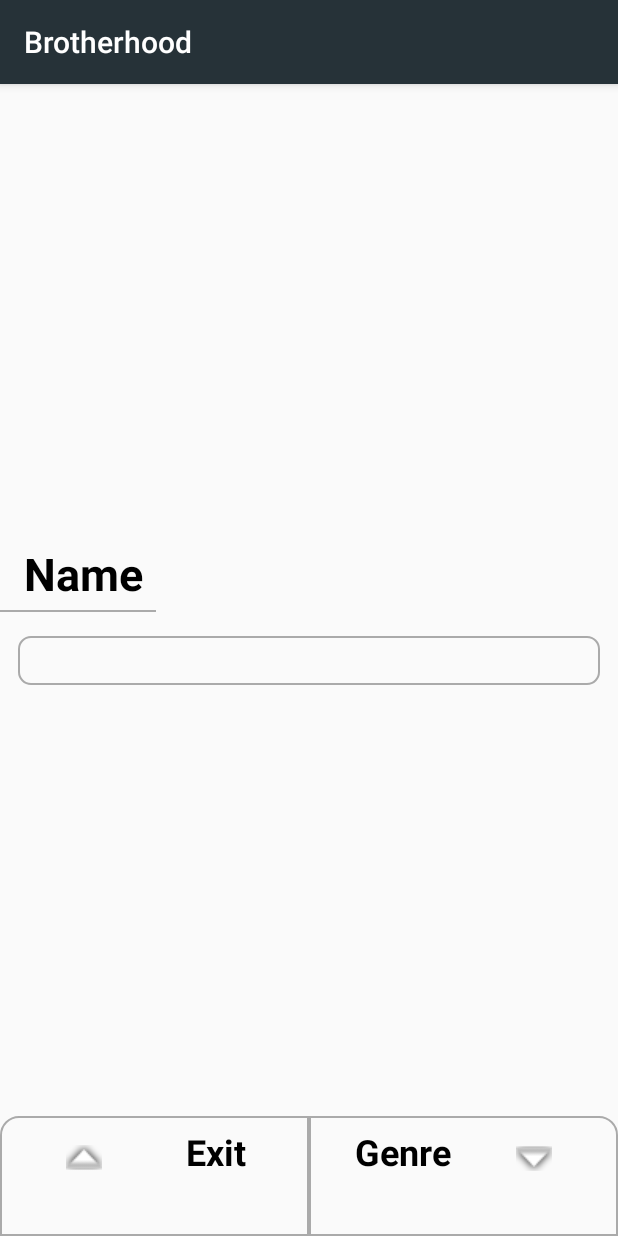
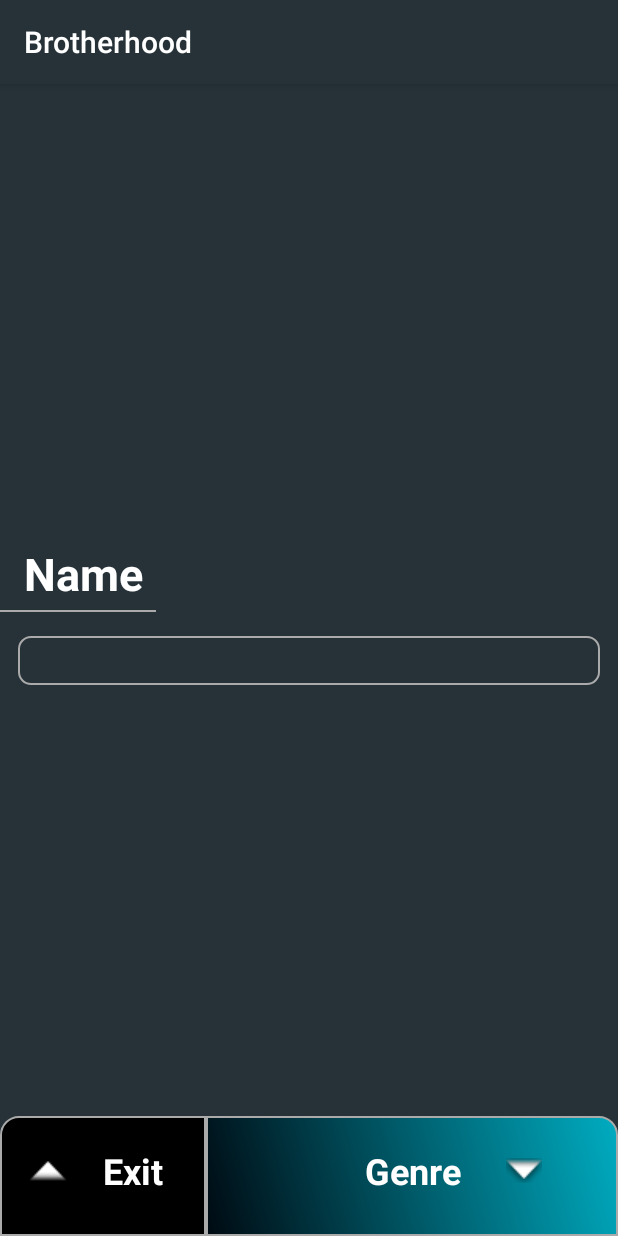
Before and after one commit to sahibdeep07/Cinematic, an Android app: the screen it shows after launch (NameActivity), after a tap on an icon or button, on a phone screen of 412 x 824 dp. Run offline under Robolectric (Android 15) with nearby library versions, the phone set to English and light mode, and no system bars.

Commit message:
code minimised layouts updated

```diff
--- a/app/src/main/AndroidManifest.xml
+++ b/app/src/main/AndroidManifest.xml
@@ -20,7 +20,7 @@
         <activity android:name=".activities.ActorActivity" />
         <activity android:name=".activities.GenreActivity" />
         <activity android:name=".activities.NameActivity" />
-        <activity android:name=".activities.SplashActivity" >
+        <activity android:name=".activities.SplashActivity">
             <intent-filter>
                 <action android:name="android.intent.action.MAIN" />
 
--- a/app/src/main/java/cheema/hardeep/sahibdeep/brotherhood/activities/NameActivity.java
+++ b/app/src/main/java/cheema/hardeep/sahibdeep/brotherhood/activities/NameActivity.java
@@ -21,7 +21,6 @@ public class NameActivity extends AppCompatActivity {
     EditText name;
     TextView genreText;
     ImageView nextImage;
-    String userName = "";
 
     @Override
     protected void onCreate(Bundle savedInstanceState) {
@@ -33,11 +32,10 @@ public class NameActivity extends AppCompatActivity {
         name = findViewById(R.id.nameBox);
         genreText = findViewById(R.id.genreText);
         nextImage = findViewById(R.id.nextImage);
-        name.addTextChangedListener(userNameWatcher);
 
         Toast.makeText(this, SharedPreferenceProvider.getUserName(this), Toast.LENGTH_SHORT).show();
 
-        //click listener
+        //click listeners
 
         exit.setOnClickListener(new View.OnClickListener() {
             @Override
@@ -45,45 +43,20 @@ public class NameActivity extends AppCompatActivity {
                 finish();
             }
         });
-        if (userName.isEmpty()) {
+
             genre.setOnClickListener(new View.OnClickListener() {
                 @Override
                 public void onClick(View v) {
-                    Toast.makeText(NameActivity.this, "Enter Name", Toast.LENGTH_SHORT).show();
+                    if(!name.getText().toString().trim().isEmpty()) {
+                        Intent intent = new Intent(NameActivity.this, GenreActivity.class);
+                        startActivity(intent);
+                        SharedPreferenceProvider.saveUserName(NameActivity.this, name.getText().toString());
+                        Toast.makeText(NameActivity.this, "Saved", Toast.LENGTH_SHORT).show();
+                    }
+                    else{
+                        Toast.makeText(NameActivity.this,  "Please enter your name.", Toast.LENGTH_SHORT).show();
+                    }
                 }
             });
-        }
     }
-
-    TextWatcher userNameWatcher = new TextWatcher() {
-
-        @Override
-        public void beforeTextChanged(CharSequence s, int start, int count, int after) { }
-
-        @Override
-        public void onTextChanged(CharSequence s, int start, int before, int count) {
-            userName = name.getText().toString().trim();
-            if (!userName.isEmpty()) {
-                genre.setOnClickListener(new View.OnClickListener() {
-                    @Override
-                    public void onClick(View v) {
-                        Intent intent = new Intent(NameActivity.this, GenreActivity.class);
-                        startActivity(intent);
-                        SharedPreferenceProvider.saveUserName(NameActivity.this, userName);
-                        Toast.makeText(NameActivity.this, "Saved", Toast.LENGTH_SHORT).show();
-                    }
-                });
-            } else {
-                genre.setOnClickListener(new View.OnClickListener() {
-                    @Override
-                    public void onClick(View v) {
-                        Toast.makeText(NameActivity.this, "Please enter your name", Toast.LENGTH_SHORT).show();
-                    }
-                });
-            }
-        }
-
-        @Override
-        public void afterTextChanged(Editable s) { }
-    };
 }
--- a/app/src/main/res/drawable/curved_top_left.xml
+++ b/app/src/main/res/drawable/curved_top_left.xml
@@ -1,6 +1,6 @@
 <?xml version="1.0" encoding="UTF-8"?>
 <shape xmlns:android="http://schemas.android.com/apk/res/android">
-    <solid android:color="@android:color/transparent"/>
+    <solid android:color="#000000"/>
     <stroke android:width="1dp" android:color="@android:color/darker_gray" />
     <corners android:topLeftRadius="12dp"/>
 </shape>
--- a/app/src/main/res/drawable/curved_top_right.xml
+++ b/app/src/main/res/drawable/curved_top_right.xml
@@ -1,6 +1,14 @@
 <?xml version="1.0" encoding="UTF-8"?>
 <shape xmlns:android="http://schemas.android.com/apk/res/android">
-    <solid android:color="@android:color/transparent"/>
+    <solid android:color="@color/colorPrimary"/>
     <stroke android:width="1dp" android:color="@android:color/darker_gray" />
     <corners android:topRightRadius="12dp"/>
+    <gradient
+        android:type="linear"
+        android:angle="45"
+        android:startColor="@color/colorAccent"
+        android:centerColor="@color/colorPrimaryDark"
+        android:endColor="@color/colorAccent"
+        android:centerX="0"
+     />
 </shape>
--- a/app/src/main/res/layout/activity_name.xml
+++ b/app/src/main/res/layout/activity_name.xml
@@ -6,6 +6,7 @@
     android:layout_height="match_parent"
     android:layout_marginLeft="0dp"
     android:layout_marginRight="0dp"
+    android:background="#263238"
     tools:context=".activities.NameActivity">
 
     <EditText
@@ -17,6 +18,7 @@
         android:background="@drawable/curved_background"
         android:ems="10"
         android:inputType="textPersonName"
+        android:textColor="#FFFFFF"
         android:textSize="24sp"
         app:layout_constraintBottom_toBottomOf="parent"
         app:layout_constraintEnd_toEndOf="parent"
@@ -31,41 +33,12 @@
         android:layout_marginLeft="16dp"
         android:layout_marginBottom="4dp"
         android:text="Name"
-        android:textColor="#000000"
+        android:textColor="#FFFFFF"
         android:textSize="30sp"
         android:textStyle="bold"
         app:layout_constraintBottom_toTopOf="@+id/view"
         app:layout_constraintStart_toStartOf="parent" />
 
-    <TextView
-        android:id="@+id/exitText"
-        android:layout_width="match_parent"
-        android:layout_height="wrap_content"
-        android:layout_marginEnd="124dp"
-        android:layout_marginRight="124dp"
-        android:layout_marginBottom="40dp"
-        android:gravity="center"
-        android:text="Exit"
-        android:textColor="#000000"
-        android:textSize="24sp"
-        android:textStyle="bold"
-        app:layout_constraintBottom_toBottomOf="parent"
-        app:layout_constraintEnd_toEndOf="parent" />
-
-    <TextView
-        android:id="@+id/genreText"
-        android:layout_width="match_parent"
-        android:layout_height="wrap_content"
-        android:layout_marginStart="124dp"
-        android:layout_marginLeft="124dp"
-        android:layout_marginBottom="40dp"
-        android:gravity="center"
-        android:text="Genre"
-        android:textColor="#000000"
-        android:textSize="24sp"
-        android:textStyle="bold"
-        app:layout_constraintBottom_toBottomOf="parent"
-        app:layout_constraintStart_toStartOf="parent" />
 
     <View
         android:id="@+id/view"
@@ -76,29 +49,6 @@
         app:layout_constraintBottom_toTopOf="@+id/nameBox"
         app:layout_constraintStart_toStartOf="parent" />
 
-    <ImageView
-        android:id="@+id/nextImage"
-        android:layout_width="24dp"
-        android:layout_height="24dp"
-        android:layout_marginEnd="44dp"
-        android:layout_marginRight="44dp"
-        android:layout_marginBottom="40dp"
-        app:layout_constraintBottom_toBottomOf="parent"
-        app:layout_constraintEnd_toEndOf="parent"
-        app:srcCompat="@android:drawable/arrow_down_float" />
-
-    <ImageView
-        android:id="@+id/exitImage"
-        android:layout_width="24dp"
-        android:layout_height="24dp"
-        android:layout_marginStart="44dp"
-        android:layout_marginLeft="44dp"
-        android:layout_marginBottom="40dp"
-        app:layout_constraintBottom_toBottomOf="parent"
-        app:layout_constraintStart_toStartOf="parent"
-        app:srcCompat="@android:drawable/arrow_up_float" />
-
-
     <LinearLayout
         android:id="@+id/linearLayout"
         android:layout_width="match_parent"
@@ -107,20 +57,87 @@
         app:layout_constraintBottom_toBottomOf="parent"
         app:layout_constraintStart_toStartOf="parent">
 
-        <View
-            android:id="@+id/exitView"
+        <FrameLayout
             android:layout_width="0dp"
             android:layout_height="match_parent"
             android:layout_weight="1"
-            android:background="@drawable/curved_top_left" />
+            app:layout_constraintStart_toStartOf="parent"
+            app:layout_constraintTop_toBottomOf="parent"
+            >
+            <View
+                android:id="@+id/exitView"
+                android:layout_width="match_parent"
+                android:layout_height="match_parent"
+                android:background="@drawable/curved_top_left" />
 
-        <View
-            android:id="@+id/genreView"
+            <TextView
+                android:id="@+id/exitText"
+                android:layout_width="match_parent"
+                android:layout_height="wrap_content"
+                android:layout_marginTop="20dp"
+                android:layout_marginLeft="40dp"
+                android:gravity="center"
+                android:text="Exit"
+                android:textColor="#FFFFFF"
+                android:textSize="24sp"
+                android:textStyle="bold"
+                app:layout_constraintBottom_toBottomOf="parent"
+                app:layout_constraintEnd_toEndOf="parent" />
+
+            <ImageView
+                android:id="@+id/exitImage"
+                android:layout_width="24dp"
+                android:layout_height="24dp"
+                android:layout_marginTop="24dp"
+                android:layout_marginLeft="20dp"
+                app:layout_constraintBottom_toBottomOf="parent"
+                app:layout_constraintStart_toStartOf="parent"
+                app:srcCompat="@android:drawable/arrow_up_float" />
+
+        </FrameLayout>
+
+        <FrameLayout
             android:layout_width="0dp"
             android:layout_height="match_parent"
-            android:layout_weight="1"
-            android:background="@drawable/curved_top_right" />
+            android:layout_weight="2"
+            app:layout_constraintStart_toStartOf="parent"
+            app:layout_constraintBottom_toBottomOf="parent"
+            >
+
+            <View
+                android:id="@+id/genreView"
+                android:layout_width="match_parent"
+                android:layout_height="match_parent"
+                android:background="@drawable/curved_top_right" />
+
+            <TextView
+                android:id="@+id/genreText"
+                android:layout_width="match_parent"
+                android:layout_height="wrap_content"
+                android:layout_marginTop="20dp"
+                android:gravity="center"
+                android:text="Genre"
+                android:textColor="#FFFFFF"
+                android:textSize="24sp"
+                android:textStyle="bold"
+                app:layout_constraintBottom_toBottomOf="parent"
+                app:layout_constraintStart_toStartOf="parent" />
+
+            <ImageView
+                android:id="@+id/nextImage"
+                android:layout_width="24dp"
+                android:layout_height="24dp"
+                android:layout_marginTop="24dp"
+                android:layout_marginLeft="200dp"
+                app:layout_constraintBottom_toBottomOf="parent"
+                app:layout_constraintEnd_toEndOf="parent"
+                app:srcCompat="@android:drawable/arrow_down_float" />
+
+        </FrameLayout>
+
+
     </LinearLayout>
 
 
+
 </android.support.constraint.ConstraintLayout>
--- a/app/src/main/res/layout/activity_splash.xml
+++ b/app/src/main/res/layout/activity_splash.xml
@@ -1,9 +1,10 @@
 <?xml version="1.0" encoding="utf-8"?>
 <android.support.constraint.ConstraintLayout xmlns:android="http://schemas.android.com/apk/res/android"
+    xmlns:app="http://schemas.android.com/apk/res-auto"
     xmlns:tools="http://schemas.android.com/tools"
     android:layout_width="match_parent"
     android:layout_height="match_parent"
-    xmlns:app="http://schemas.android.com/apk/res-auto"
+    android:background="@color/colorPrimary"
     android:padding="12dp"
     tools:context=".activities.SplashActivity">
 
@@ -13,7 +14,7 @@
         android:layout_height="wrap_content"
         android:gravity="center"
         android:text="Brotherhood"
-        android:textColor="#000000"
+        android:textColor="#FAFAFA"
         android:textSize="24sp"
         android:textStyle="bold"
         app:layout_constraintBottom_toBottomOf="parent"
--- a/app/src/main/res/values/colors.xml
+++ b/app/src/main/res/values/colors.xml
@@ -6,6 +6,6 @@
     <color name="colorAccent">#00acc1</color>
     <color name="colorAccentLight">#5ddef4</color>
     <color name="colorAccentDark">#007c91</color>
-    <color name="primaryTextColor">#ffffff</color>
+    <color name="primaryTextColor">#FFFFFF</color>
     <color name="secondaryTextColor">#000000</color>
 </resources>
```
